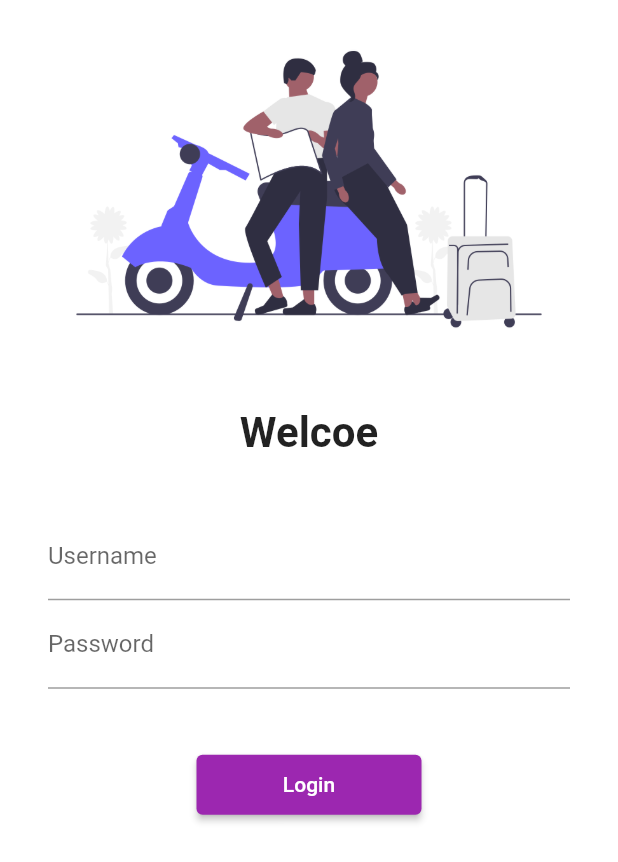
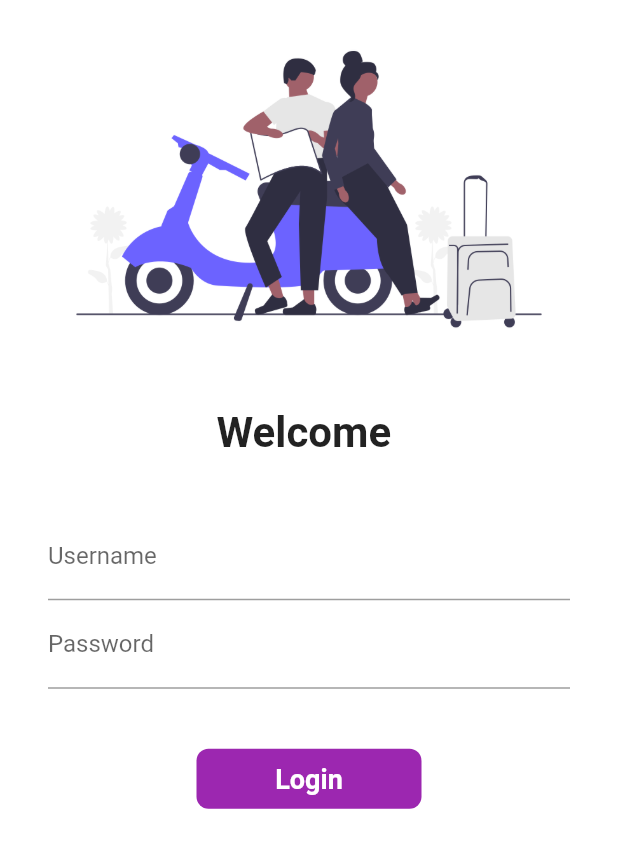
Before and after one commit to DevanshPandya19/Flutter2025, a Flutter app: the screen it shows after launch, on a phone screen of 412 x 824 dp. Shown: the top 862 px of the screen. Run offline on Flutter 3.47's test engine with Material 2 defaults, Android fonts, the phone set to English and light mode, and no system bars.

```diff
--- a/lib/pages/LoginPage.dart
+++ b/lib/pages/LoginPage.dart
@@ -1,8 +1,15 @@
 import 'package:flutter/material.dart';
 import 'package:sellf_learn_1/utils/routes.dart';
-class LoginPage extends StatelessWidget {
+class LoginPage extends StatefulWidget {
 
 
+  @override
+  State<LoginPage> createState() => _LoginPageState();
+}
+
+class _LoginPageState extends State<LoginPage> {
+  String name="";
+  bool changeButton=false;
   @override
   Widget build(BuildContext context) {
     return Material(
@@ -17,7 +24,7 @@ class LoginPage extends StatelessWidget {
             SizedBox(
               height: 20,
             ),
-            Text("Welcoe",
+            Text("Welcome $name",
               style: TextStyle(
                 fontSize: 28,
                 fontWeight: FontWeight.bold
@@ -34,6 +41,12 @@ class LoginPage extends StatelessWidget {
                     hintText: "Enter Username",
                     labelText: "Username",
                   ),
+                  onChanged:(value){
+                    name=value;
+                    setState(() {
+
+                    });
+                  }
                 ),
                 TextFormField(
                   obscureText: true,
@@ -45,12 +58,42 @@ class LoginPage extends StatelessWidget {
                 SizedBox(
                   height: 40,
                 ),
-                ElevatedButton(onPressed: (){
-                  Navigator.pushNamed(context, MyRoutes.HomeRoute);
-                },
-                    child: Text("Login"),
-                  style: TextButton.styleFrom(minimumSize: Size(150, 40)),
+                InkWell(
+                  onTap: ()async{
+                    setState(() {
+                      changeButton=true;
+                    });
+                    await Future.delayed(Duration(seconds: 1));
+                   Navigator.pushNamed(context, MyRoutes.HomeRoute);
+                  },
+                  child: AnimatedContainer(
+                    duration: Duration(seconds: 1),
+
+                    width: changeButton?50:150,
+                    height: 40,
+                    alignment: Alignment.center,
+                    child: changeButton?Icon(
+                      Icons.done,
+                      color: Colors.white,
+                    )
+                    :Text("Login",style:
+                    TextStyle(color: Colors.white,
+                        fontWeight: FontWeight.bold,
+                        fontSize: 18),
+                    ),
+                    decoration: BoxDecoration(
+                      color:Colors.purple,
+                      //shape:  changeButton?BoxShape.circle:BoxShape.rectangle,
+                     borderRadius: BorderRadius.circular(changeButton?50:8),
+                    ),
+                  ),
                 )
+                //ElevatedButton(onPressed: (){
+                  //Navigator.pushNamed(context, MyRoutes.HomeRoute);
+                //},
+                   // child: Text("Login"),
+                 // style: TextButton.styleFrom(minimumSize: Size(150, 40)),
+                //)
               ],),
             )
           ],
```
